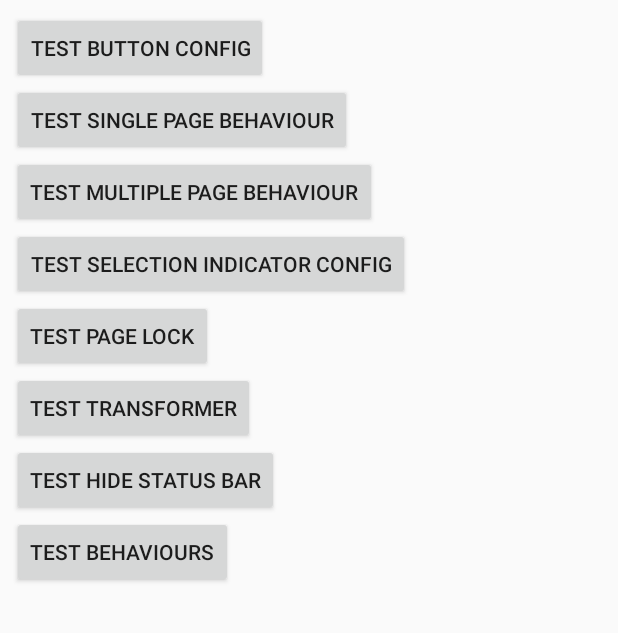
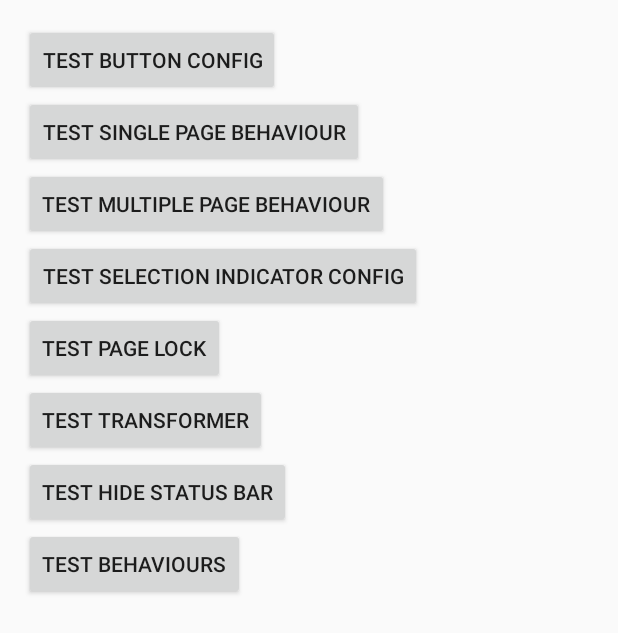
Before and after one commit to oseparovic/SlidingIntroScreen, an Android app: the screen it shows after launch (MainActivity), on a phone screen of 412 x 824 dp. Shown: the top 633 px of the screen. Run offline under Robolectric (Android 15) with nearby library versions, the phone set to English and light mode, and no system bars.

Commit message:
Updated activity_main.xml
Fixed missing padding references

```diff
--- a/manual testing/src/main/res/layout/activity_main.xml
+++ b/manual testing/src/main/res/layout/activity_main.xml
@@ -22,10 +22,7 @@ limitations under the License.
     android:layout_width="match_parent"
     android:layout_height="match_parent"
     android:orientation="vertical"
-    android:paddingBottom="@dimen/activity_vertical_margin"
-    android:paddingLeft="@dimen/activity_horizontal_margin"
-    android:paddingRight="@dimen/activity_horizontal_margin"
-    android:paddingTop="@dimen/activity_vertical_margin"
+	android:padding="16dp"
     tools:context=".MainActivity">
 
    <Button
```
